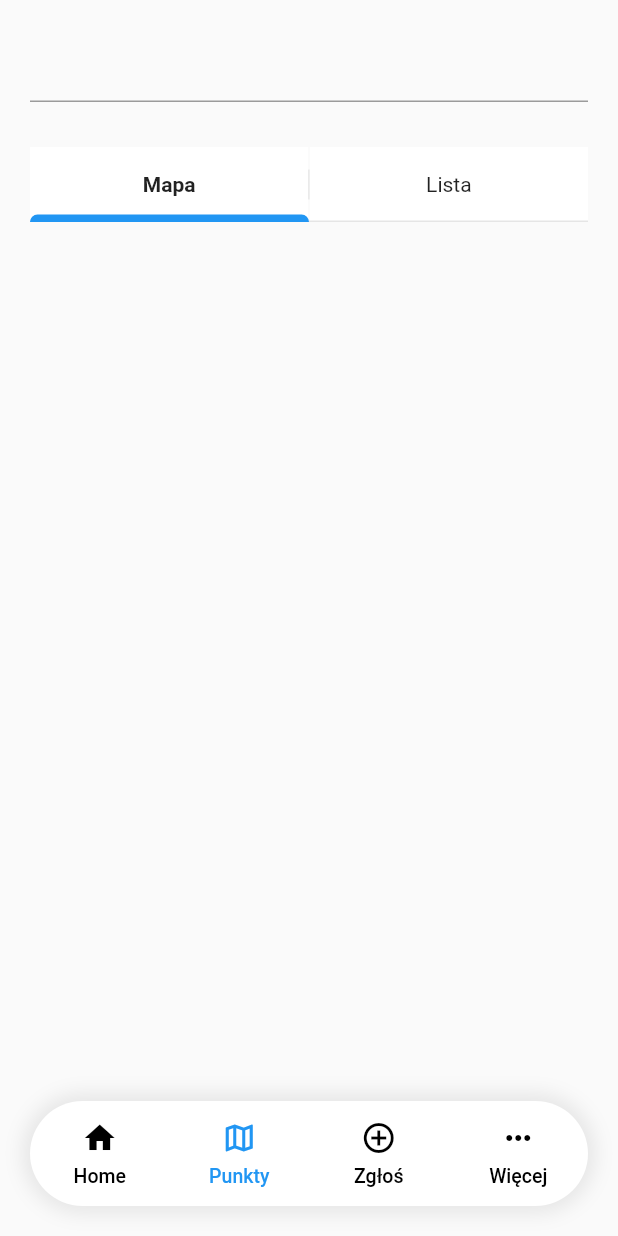
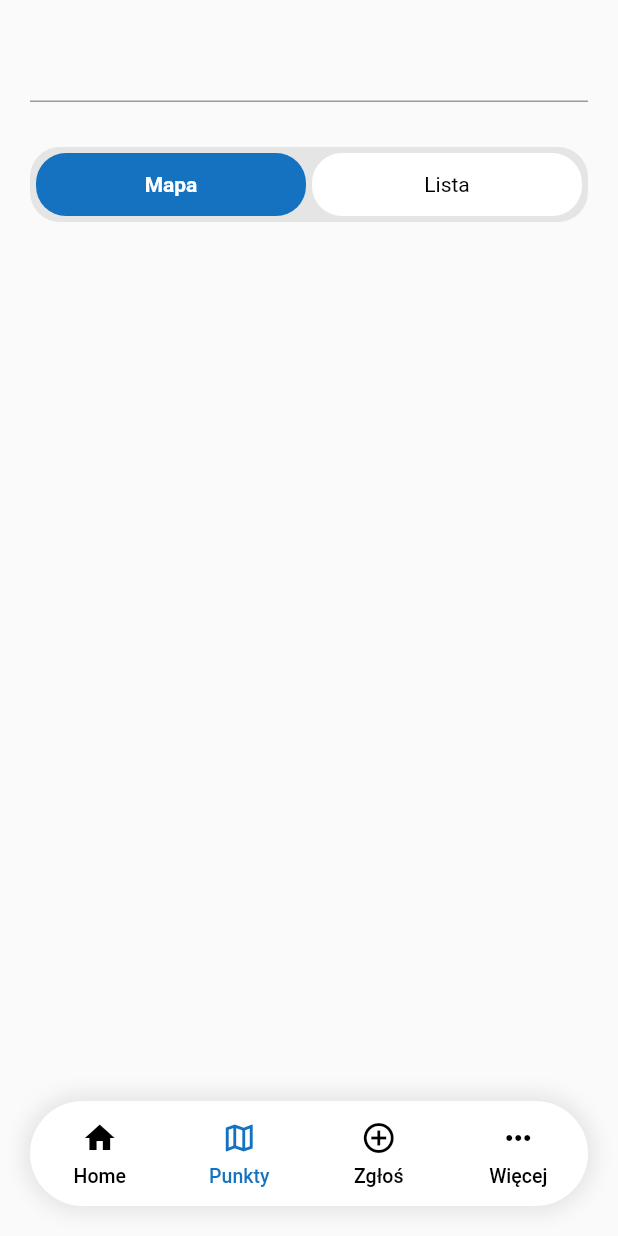
Before and after one commit to FirentisTFW/street-workout-places, a Flutter app: the screen it shows after launch, item 2 of the bottom bar chosen, on a phone screen of 412 x 824 dp. Run offline on Flutter 3.47's test engine with Material 2 defaults, Android fonts, the phone set to English and light mode, and no system bars; our stand-ins replace flutter_bloc, freezed_annotation, get_it.

Commit message:
Update page tab bar style

```diff
--- a/lib/pages/dashboard/dashboard_page.dart
+++ b/lib/pages/dashboard/dashboard_page.dart
@@ -129,7 +129,7 @@ class _DashboardPageState extends BlocPageState<DashboardPage, DashboardBloc> {
     required DashboardTab activeTab,
   }) {
     return Container(
-      height: AppDimensions.bottomNavgationBarHeight,
+      height: AppDimensions.height.bottomNavgationBar,
       decoration: AppDecorations.bottomNavigationBar,
       padding: const EdgeInsets.symmetric(
         vertical: 4.0,
--- a/lib/styles/app_colors.dart
+++ b/lib/styles/app_colors.dart
@@ -4,7 +4,7 @@ class AppColors {
   const AppColors._();
 
   static const Color black = Colors.black;
-  static const Color blue = Colors.blue;
+  static const Color blue = Color(0xFF1472C0);
   static const Color grey = Color(0xFFE5E5E5);
   static const Color greyDark = Color(0xFF606060);
   static const Color transparent = Colors.transparent;
--- a/lib/styles/app_dimensions.dart
+++ b/lib/styles/app_dimensions.dart
@@ -1,6 +1,18 @@
 class AppDimensions {
   const AppDimensions._();
 
+  // TODO Move to _Height and fix default height in AdaptiveButton
   static const double actionButtonHeight = 50.0;
-  static const double bottomNavgationBarHeight = 70.0;
+
+  static final _BorderRadius borderRadius = _BorderRadius();
+  static final _Height height = _Height();
 }
+
+class _BorderRadius {
+  final double tabBarButton = 20.0;
+}
+
+class _Height {
+  final double actionButton = 50.0;
+  final double bottomNavgationBar = 70.0;
+}
--- a/lib/styles/app_text_styles.dart
+++ b/lib/styles/app_text_styles.dart
@@ -1,13 +1,15 @@
+import 'package:app/styles/app_colors.dart';
 import 'package:flutter/widgets.dart';
 
 class AppTextStyles {
-  // TODO Update text styles
+  // TODO Update text styles, add custom font
   const AppTextStyles._();
 
   static TextStyle tabBarButton({
     required bool isSelected,
   }) {
     return TextStyle(
+      color: isSelected ? AppColors.white : AppColors.black,
       fontSize: 14.0,
       fontWeight: isSelected ? FontWeight.bold : FontWeight.normal,
     );
--- a/lib/widgets/adaptive_button.dart
+++ b/lib/widgets/adaptive_button.dart
@@ -1,13 +1,16 @@
 import 'dart:io';
 
+import 'package:app/styles/app_animations.dart';
 import 'package:app/styles/app_dimensions.dart';
 import 'package:flutter/cupertino.dart';
 import 'package:flutter/material.dart';
 
 class AdaptiveButton extends StatelessWidget {
+  final Duration? animationDuration;
   final Widget child;
   final BoxDecoration? decoration;
   final double height;
+  final bool shouldAnimateDecoration;
   final double? width;
   final VoidCallback onPressed;
 
@@ -17,7 +20,17 @@ class AdaptiveButton extends StatelessWidget {
     this.height = AppDimensions.actionButtonHeight,
     this.width,
     required this.onPressed,
-  });
+  })  : animationDuration = null,
+        shouldAnimateDecoration = false;
+
+  const AdaptiveButton.withAnimatedDecoration({
+    this.animationDuration = AppAnimations.regularDuration,
+    required this.child,
+    this.decoration,
+    this.height = AppDimensions.actionButtonHeight,
+    this.width,
+    required this.onPressed,
+  }) : shouldAnimateDecoration = true;
 
   @override
   Widget build(BuildContext context) {
@@ -66,6 +79,15 @@ class AdaptiveButton extends StatelessWidget {
   Widget _buildButtonContainer({
     required Widget child,
   }) {
+    if (shouldAnimateDecoration) {
+      return AnimatedContainer(
+        height: height == double.infinity ? null : height,
+        duration: animationDuration ?? AppAnimations.regularDuration,
+        decoration: decoration,
+        padding: EdgeInsets.zero,
+        child: child,
+      );
+    }
     return Container(
       height: height == double.infinity ? null : height,
       decoration: decoration,
--- a/lib/widgets/page_tab_bar/page_tab_bar.dart
+++ b/lib/widgets/page_tab_bar/page_tab_bar.dart
@@ -1,7 +1,7 @@
 import 'package:app/extensions/extensions.dart';
 import 'package:app/models/page_tab_bar_button_data.dart';
-import 'package:app/styles/app_animations.dart';
 import 'package:app/styles/app_colors.dart';
+import 'package:app/styles/app_dimensions.dart';
 import 'package:app/widgets/page_tab_bar/page_tab_bar_button.dart';
 import 'package:app/widgets/separator.dart';
 import 'package:flutter/material.dart';
@@ -17,17 +17,15 @@ class PageTabBar extends StatelessWidget {
 
   @override
   Widget build(BuildContext context) {
-    return SizedBox(
+    return Container(
       height: 50.0,
+      padding: const EdgeInsets.all(4.0),
+      decoration: BoxDecoration(
+        borderRadius: BorderRadius.circular(AppDimensions.borderRadius.tabBarButton),
+        color: AppColors.grey,
+      ),
       width: double.infinity,
-      child: Stack(
-        alignment: Alignment.bottomCenter,
-        children: [
-          _buildButtonsRow(),
-          _buildButtonsSectionBottomBorder(),
-          _buildSelectedButtonIndicator(context),
-        ],
-      ),
+      child: _buildButtonsRow(),
     );
   }
 
@@ -45,16 +43,8 @@ class PageTabBar extends StatelessWidget {
           )
           .toList()
           .separatedBy(
-            _buildButtonsVerticalSeparator(),
+            _buildButtonsSeparator(),
           ),
-    );
-  }
-
-  Widget _buildButtonsSectionBottomBorder() {
-    return Container(
-      height: 1.0,
-      width: double.infinity,
-      color: AppColors.grey,
     );
   }
 
@@ -69,33 +59,9 @@ class PageTabBar extends StatelessWidget {
     );
   }
 
-  Widget _buildButtonsVerticalSeparator() {
+  Widget _buildButtonsSeparator() {
     return const Separator(
-      height: 20.0,
-      width: 1.0,
-    );
-  }
-
-  Widget _buildSelectedButtonIndicator(BuildContext context) {
-    final int numberOfTabs = buttonsData.length;
-    const double possibleRangeAmplitude = 2.0; // -1.0 to 1.0
-    final double offsetFromStart = selectedButtonIndex / (numberOfTabs - 1) * possibleRangeAmplitude;
-    return AnimatedAlign(
-      alignment: Alignment(-1.0 + offsetFromStart, 1.0),
-      duration: AppAnimations.regularDuration,
-      child: FractionallySizedBox(
-        widthFactor: 1.0 / numberOfTabs,
-        child: Container(
-          height: 5.0,
-          width: double.infinity,
-          decoration: const BoxDecoration(
-            borderRadius: BorderRadius.vertical(
-              top: Radius.circular(8.0),
-            ),
-            color: AppColors.blue,
-          ),
-        ),
-      ),
+      width: 4.0,
     );
   }
 }
--- a/lib/widgets/page_tab_bar/page_tab_bar_button.dart
+++ b/lib/widgets/page_tab_bar/page_tab_bar_button.dart
@@ -1,4 +1,5 @@
 import 'package:app/styles/app_colors.dart';
+import 'package:app/styles/app_dimensions.dart';
 import 'package:app/styles/app_text_styles.dart';
 import 'package:app/widgets/adaptive_button.dart';
 import 'package:flutter/material.dart';
@@ -19,10 +20,11 @@ class PageTabBarButton extends StatelessWidget {
     return Stack(
       alignment: Alignment.bottomCenter,
       children: [
-        AdaptiveButton(
+        AdaptiveButton.withAnimatedDecoration(
           width: double.infinity,
-          decoration: const BoxDecoration(
-            color: AppColors.white,
+          decoration: BoxDecoration(
+            borderRadius: BorderRadius.circular(AppDimensions.borderRadius.tabBarButton),
+            color: isSelected ? AppColors.blue : AppColors.white,
           ),
           onPressed: onPressed,
           child: Text(
```
